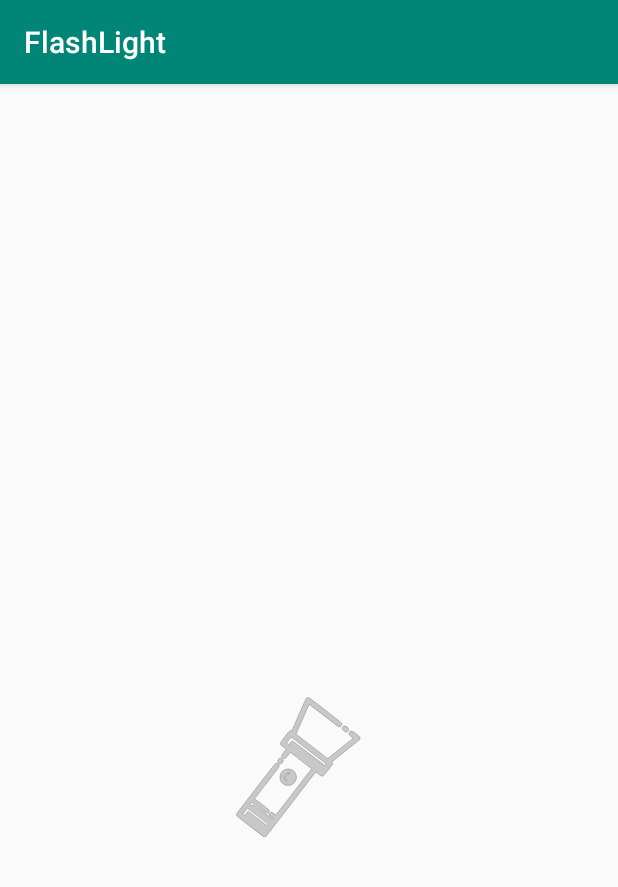
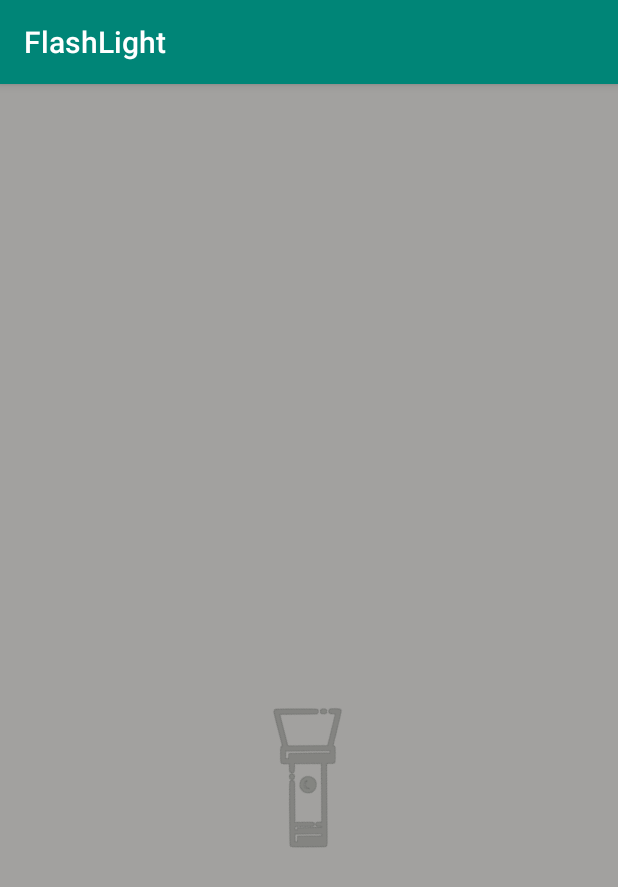
Before and after one commit to SymeonChen/FlashLight, an Android app: the screen it shows after launch (MainActivity), on a phone screen of 412 x 824 dp. Shown: the top 887 px of the screen. Run offline under Robolectric (Android 15) with nearby library versions, the phone set to English and light mode, and no system bars; 1 statement that could not run was skipped.

Commit message:
feat(UI): Optimize the background UI of main page.

```diff
--- a/app/src/main/java/com/symeonchen/flashlight/MainActivity.kt
+++ b/app/src/main/java/com/symeonchen/flashlight/MainActivity.kt
@@ -5,6 +5,7 @@ import android.hardware.camera2.CameraAccessException
 import android.hardware.camera2.CameraManager
 import android.os.Bundle
 import androidx.appcompat.app.AppCompatActivity
+import androidx.core.content.ContextCompat
 import androidx.lifecycle.Observer
 import androidx.lifecycle.ViewModelProvider
 import com.symeonchen.flashlight.FlashLightUtils.Companion.turnOffFlashLight
@@ -47,8 +48,10 @@ class MainActivity : AppCompatActivity() {
         viewModel?.flashLightState?.observe(this, Observer {
             if (it) {
                 iv_flashlight.setImageResource(R.drawable.vec_flashlight_on)
+                root_view.setBackgroundColor(ContextCompat.getColor(this, R.color.white))
             } else {
                 iv_flashlight.setImageResource(R.drawable.vec_flashlight_off)
+                root_view.setBackgroundColor(ContextCompat.getColor(this, R.color.greyBackground))
             }
 
         })
--- a/app/src/main/res/layout/activity_main.xml
+++ b/app/src/main/res/layout/activity_main.xml
@@ -2,8 +2,10 @@
 <androidx.constraintlayout.widget.ConstraintLayout xmlns:android="http://schemas.android.com/apk/res/android"
     xmlns:app="http://schemas.android.com/apk/res-auto"
     xmlns:tools="http://schemas.android.com/tools"
+    android:id="@+id/root_view"
     android:layout_width="match_parent"
     android:layout_height="match_parent"
+    android:background="@color/greyBackground"
     tools:context=".MainActivity">
 
     <ImageView
@@ -11,6 +13,7 @@
         android:layout_width="wrap_content"
         android:layout_height="wrap_content"
         android:padding="40dp"
+        android:rotation="-38"
         android:scaleType="fitCenter"
         android:src="@drawable/vec_flashlight_off"
         app:layout_constraintBottom_toBottomOf="parent"
--- a/app/src/main/res/values/colors.xml
+++ b/app/src/main/res/values/colors.xml
@@ -3,4 +3,6 @@
     <color name="colorPrimary">#008577</color>
     <color name="colorPrimaryDark">#00574B</color>
     <color name="colorAccent">#D81B60</color>
+    <color name="white">#FFFFFF</color>
+    <color name="greyBackground">#A2A19F</color>
 </resources>
```
